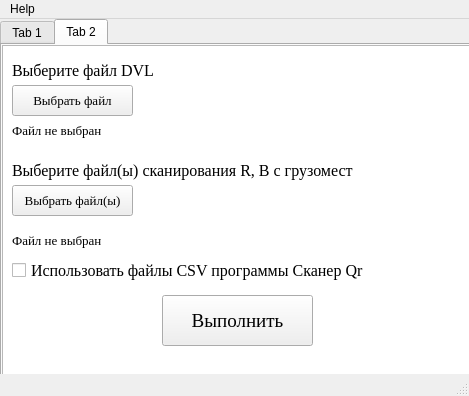
MikhailFrushkin/Storage-programs, file untitled.ui: the form before one commit.
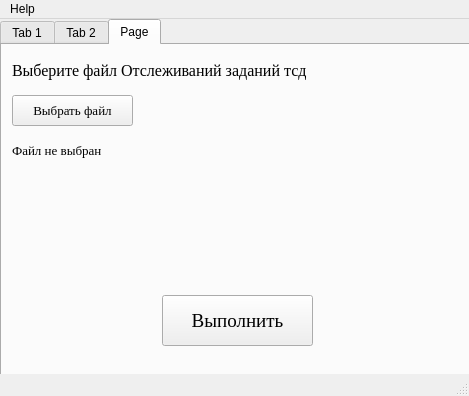
The form after the commit.

```diff
--- a/untitled.ui
+++ b/untitled.ui
@@ -24,7 +24,7 @@
      </rect>
     </property>
     <property name="currentIndex">
-     <number>1</number>
+     <number>2</number>
     </property>
     <widget class="QWidget" name="tab">
      <property name="cursor">
@@ -399,16 +399,6 @@
        <enum>Qt::AutoText</enum>
       </property>
      </widget>
-     <widget class="QGraphicsView" name="graphicsView_2">
-      <property name="geometry">
-       <rect>
-        <x>0</x>
-        <y>0</y>
-        <width>471</width>
-        <height>341</height>
-       </rect>
-      </property>
-     </widget>
      <widget class="QCheckBox" name="checkBox_2">
       <property name="geometry">
        <rect>
@@ -433,15 +423,95 @@
        <string>Использовать файлы CSV программы Сканер Qr</string>
       </property>
      </widget>
-     <zorder>graphicsView_2</zorder>
-     <zorder>pushButton_4</zorder>
-     <zorder>label_4</zorder>
-     <zorder>pushButton_5</zorder>
-     <zorder>label_6</zorder>
-     <zorder>label_7</zorder>
-     <zorder>pushButton_6</zorder>
-     <zorder>label_8</zorder>
-     <zorder>checkBox_2</zorder>
+    </widget>
+    <widget class="QWidget" name="tab_3">
+     <attribute name="title">
+      <string>Page</string>
+     </attribute>
+     <widget class="QPushButton" name="pushButton_7">
+      <property name="geometry">
+       <rect>
+        <x>160</x>
+        <y>250</y>
+        <width>151</width>
+        <height>51</height>
+       </rect>
+      </property>
+      <property name="font">
+       <font>
+        <family>Times New Roman</family>
+        <pointsize>14</pointsize>
+        <weight>50</weight>
+        <bold>false</bold>
+       </font>
+      </property>
+      <property name="text">
+       <string>Выполнить</string>
+      </property>
+     </widget>
+     <widget class="QLabel" name="label_9">
+      <property name="geometry">
+       <rect>
+        <x>10</x>
+        <y>10</y>
+        <width>301</width>
+        <height>31</height>
+       </rect>
+      </property>
+      <property name="font">
+       <font>
+        <family>Times New Roman</family>
+        <pointsize>12</pointsize>
+       </font>
+      </property>
+      <property name="text">
+       <string>Выберите файл Отслеживаний заданий тсд</string>
+      </property>
+      <property name="textFormat">
+       <enum>Qt::AutoText</enum>
+      </property>
+     </widget>
+     <widget class="QPushButton" name="pushButton_8">
+      <property name="geometry">
+       <rect>
+        <x>10</x>
+        <y>50</y>
+        <width>121</width>
+        <height>31</height>
+       </rect>
+      </property>
+      <property name="font">
+       <font>
+        <family>Times New Roman</family>
+        <pointsize>10</pointsize>
+       </font>
+      </property>
+      <property name="text">
+       <string>Выбрать файл</string>
+      </property>
+     </widget>
+     <widget class="QLabel" name="label_10">
+      <property name="geometry">
+       <rect>
+        <x>10</x>
+        <y>90</y>
+        <width>341</width>
+        <height>31</height>
+       </rect>
+      </property>
+      <property name="font">
+       <font>
+        <family>Times New Roman</family>
+        <pointsize>10</pointsize>
+       </font>
+      </property>
+      <property name="text">
+       <string>Файл не выбран</string>
+      </property>
+      <property name="textFormat">
+       <enum>Qt::AutoText</enum>
+      </property>
+     </widget>
     </widget>
    </widget>
   </widget>
```
Left out of the diff: 19 changed lines with no effect on the pictures.
